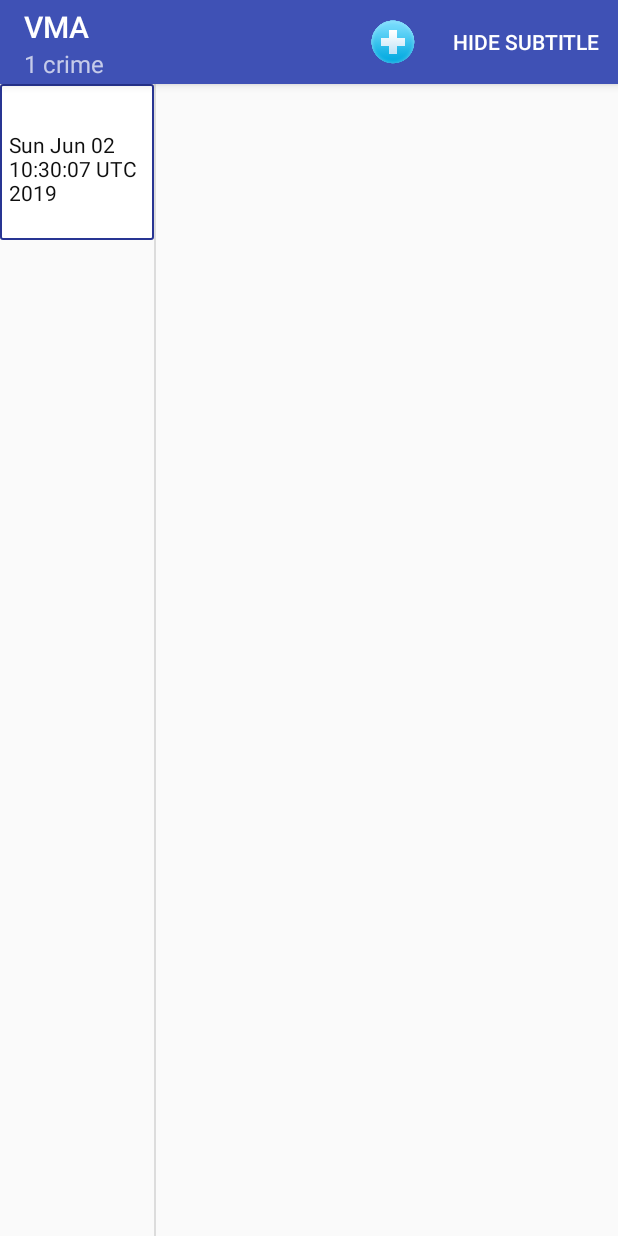
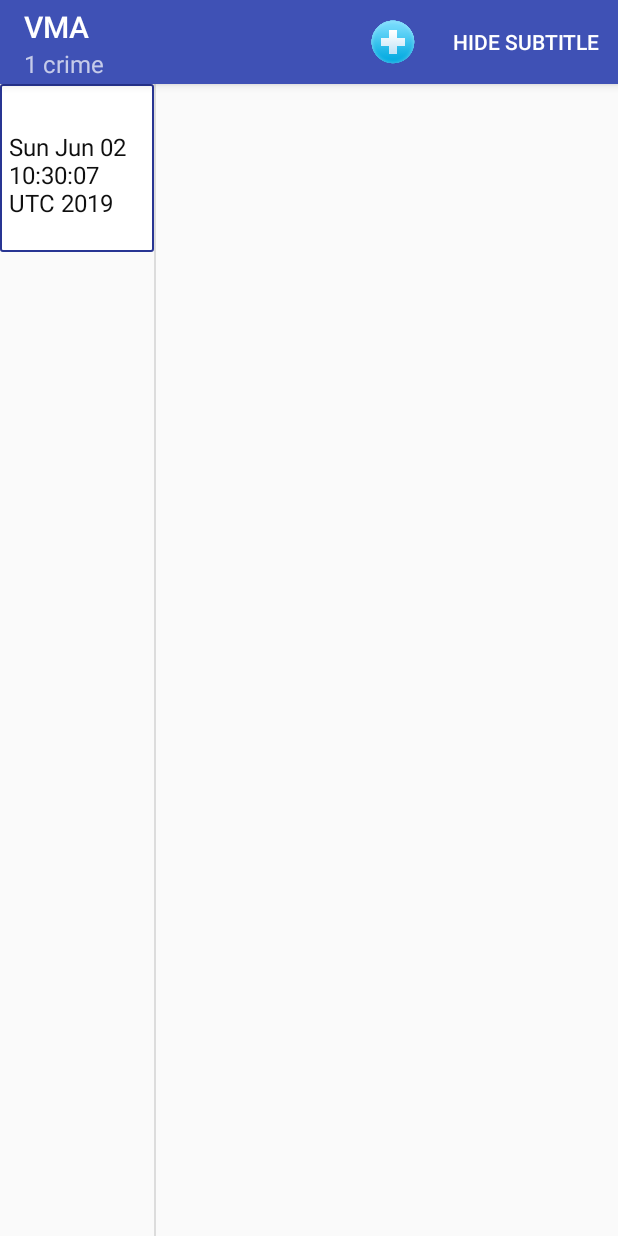
Before and after one commit to oleksavr/VMAnew, an Android app: the screen it shows after launch (VetListActivity), after a tap on "SHOW SUBTITLE", on a phone screen of 412 x 824 dp. Run offline under Robolectric (Android 15) with nearby library versions, the phone set to English and light mode, and no system bars; 2 other taps on this screen came first.

Commit message:
changed text size in the list_item_visit to 16dp

```diff
--- a/app/src/main/res/layout/list_item_visit.xml
+++ b/app/src/main/res/layout/list_item_visit.xml
@@ -27,7 +27,7 @@
         android:layout_height="wrap_content"
         android:text="@string/visit_date"
         android:textColor="#FC0C0C0C"
-        android:textSize="14sp"
+        android:textSize="16sp"
         app:layout_constraintBottom_toTopOf="@id/divider"
         app:layout_constraintEnd_toEndOf="parent"
         app:layout_constraintHorizontal_bias="0.0"
```
